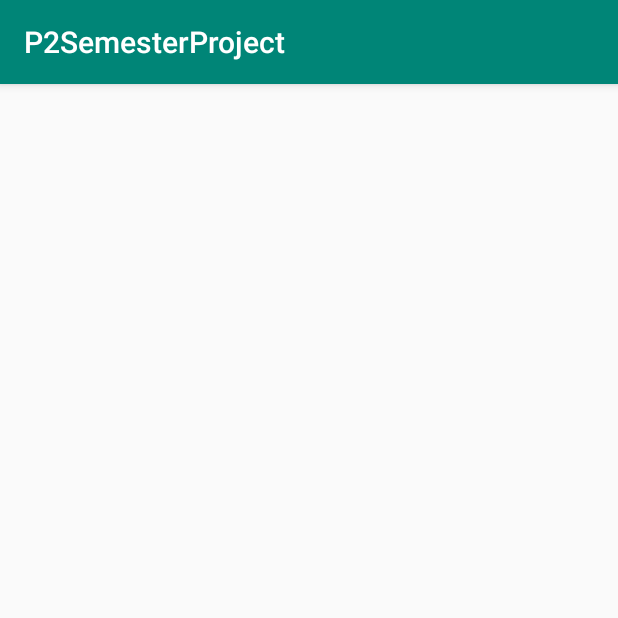
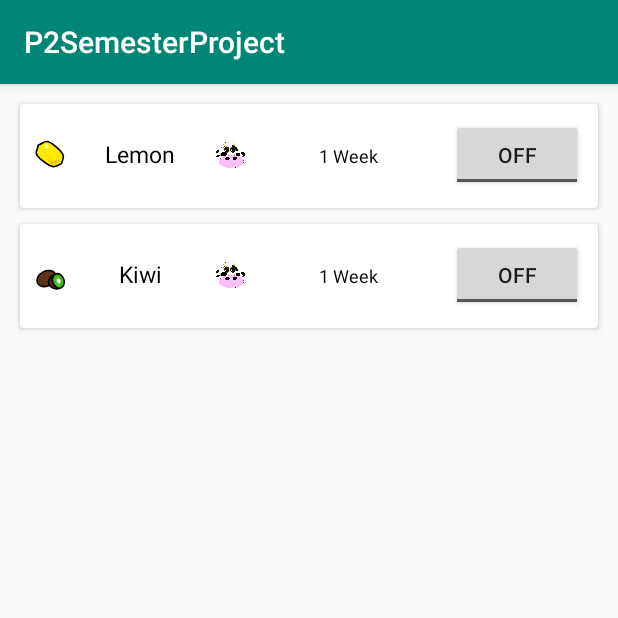
Before and after one commit to Nivlon/P2-A221-SemesterProject, an Android app: the screen it shows after launch (CategorizedList), after a tap on "FRUITS", on a phone screen of 412 x 824 dp, the top half of it. Run offline under Robolectric (Android 15) with nearby library versions, the phone set to English and light mode, and no system bars.

Commit message:
So, it's structured

```diff
--- a/app/build.gradle
+++ b/app/build.gradle
@@ -9,6 +9,7 @@
         versionCode 1
         versionName "1.0"
         testInstrumentationRunner "android.support.test.runner.AndroidJUnitRunner"
+        vectorDrawables.useSupportLibrary = true
     }
     buildTypes {
         release {
@@ -27,4 +28,5 @@
     androidTestImplementation 'com.android.support.test.espresso:espresso-core:3.0.2'
     implementation 'com.android.support:recyclerview-v7:28.0.0'
     implementation 'com.android.support:cardview-v7:28.0.0'
+    implementation 'com.android.support:appcompat-v7:28.0.0'
 }
--- a/app/src/main/java/com/example/p2semesterproject/CategorizedList.java
+++ b/app/src/main/java/com/example/p2semesterproject/CategorizedList.java
@@ -1,19 +1,19 @@
 package com.example.p2semesterproject;
 
+import android.content.res.Resources;
 import android.graphics.drawable.Drawable;
 import android.os.Build;
+import android.os.Bundle;
 import android.support.annotation.RequiresApi;
 import android.support.v7.app.AppCompatActivity;
-import android.os.Bundle;
+import android.support.v7.app.AppCompatDelegate;
 import android.support.v7.widget.LinearLayoutManager;
 import android.support.v7.widget.RecyclerView;
 
+@RequiresApi(api = Build.VERSION_CODES.LOLLIPOP)
 public class CategorizedList extends AppCompatActivity {
 
-    private String[][] foodListData={{"Apple","Banana","Grapes","Kiwi","Melon","Orange","Pear","Raspberry","Strawberry","Water melon"},
-            {"Butter","Cheese","Eggs","Milk","Yogurt"},{"Rye bread","White bread"},{"Beef","Chicken","Fish","Pork"},{"Bell pepper","Cabbage","Corn","Cucumber","Garlic","Iceberg","Onion","Potato","Tomato"}};
-
-    private Drawable[] foodImageList={{}}
+    Resources res;
 
     private static int categoryIndex;
 
@@ -21,26 +21,57 @@
     private FoodListAdapter listAdapter;
     private RecyclerView.LayoutManager layoutManager;
 
+    private FoodObject MakeFoodObject(String name,int ID) {
+        return new FoodObject(name,res.getDrawable(ID, getTheme()));
+    }
+
+    /*private Drawable DCon(String imageName) {
+        int resID = getResources().getIdentifier(imageName, "drawable", "package.name");
+        return res.getDrawable(resID, getTheme());
+    }*/
+
+    public static void setCategoryIndex(int _categoryIndex) {
+        categoryIndex = _categoryIndex;
+    }
+
+    private FoodObject[][] foodData;
+
+    private String[][] foodListData={{"Apple","Banana","Grapes","Kiwi","Melon","Orange","Pear","Raspberry","Strawberry","Water melon"},
+            {"Butter","Cheese","Eggs","Milk","Yogurt"},{"Rye bread","White bread"},{"Beef","Chicken","Fish","Pork"},{"Bell pepper","Cabbage","Corn","Cucumber","Garlic","Iceberg","Onion","Potato","Tomato"}};
+
+
 
     @RequiresApi(api = Build.VERSION_CODES.LOLLIPOP)
     @Override
     protected void onCreate(Bundle savedInstanceState) {
         super.onCreate(savedInstanceState);
         setContentView(R.layout.activity_categorized_list);
+        AppCompatDelegate.setCompatVectorFromResourcesEnabled(true);
+        res = getResources();
+        foodData= new FoodObject[][]{
+                //Fruit
+                new FoodObject[]{
+                    MakeFoodObject("Lemon",R.drawable.lemon),
+                    MakeFoodObject("Kiwi",R.drawable.kiwi)},
+                //Dairy and Eggs
+                new FoodObject[]{
+                        MakeFoodObject("Butter",R.drawable.butter)},
+                //Baked goods
+                new FoodObject[]{
+                        MakeFoodObject("Cabbage",R.drawable.cabbage)},
+                //Meat
+                new FoodObject[]{
+                        MakeFoodObject("Bread",R.drawable.bread)},
+                //Vegetables
+                new FoodObject[]{
+                        MakeFoodObject("Beef",R.drawable.beef)}};
         recyclerView=findViewById(R.id.foodList);
         //recyclerView.setHasFixedSize(true); //for performance (I don't know what it does)
         layoutManager = new LinearLayoutManager(this);
         recyclerView.setLayoutManager(layoutManager);
-        listAdapter =new FoodListAdapter(foodListData[categoryIndex], getDrawable(R.drawable.cow));
+        listAdapter =new FoodListAdapter(foodData[categoryIndex]);
         recyclerView.setAdapter(listAdapter);
 
     }
 
-    public int getCategoryIndex() {   //Index of categories
-        return categoryIndex;
-    }
-
-    public static void setCategoryIndex(int _categoryIndex) {
-        categoryIndex = _categoryIndex;
-    }
 }
--- a/app/src/main/java/com/example/p2semesterproject/FoodListAdapter.java
+++ b/app/src/main/java/com/example/p2semesterproject/FoodListAdapter.java
@@ -11,8 +11,7 @@
 import android.widget.TextView;
 
 public class FoodListAdapter extends RecyclerView.Adapter<FoodListAdapter.MyViewHolder> {
-    private String[] foodListData;
-    private Drawable[] foodImage;
+    private FoodObject[] foodData;
 
 
     // Provide a reference to the views for each data item
@@ -32,9 +31,8 @@
     }
 
     // Provide a suitable constructor (depends on the kind of dataset)
-    public FoodListAdapter(String[] _foodListData, Drawable[] _foodImage) {
-        foodListData = _foodListData;
-        foodImage = _foodImage;
+    public FoodListAdapter(FoodObject[] _foodData) {
+        foodData = _foodData;
     }
 
     // Create new views (invoked by the layout manager)
@@ -51,8 +49,8 @@
     public void onBindViewHolder(MyViewHolder holder, int position) {
         // - get element from your dataset at this position
         // - replace the contents of the view with that element
-        holder.name.setText(foodListData[position]);
-        holder.imageOne.setImageDrawable(foodImage[position]);
+        holder.name.setText(foodData[position].getName());
+        holder.imageOne.setImageDrawable(foodData[position].getIcon());
 
 
     }
@@ -60,6 +58,6 @@
     // Return the size of your dataset (invoked by the layout manager)
     @Override
     public int getItemCount() {
-        return foodListData.length;
+        return foodData.length;
     }
 }
```
Also changed, not shown: app/src/main/java/com/example/p2semesterproject/FoodObject.java (+10 -21 lines).
